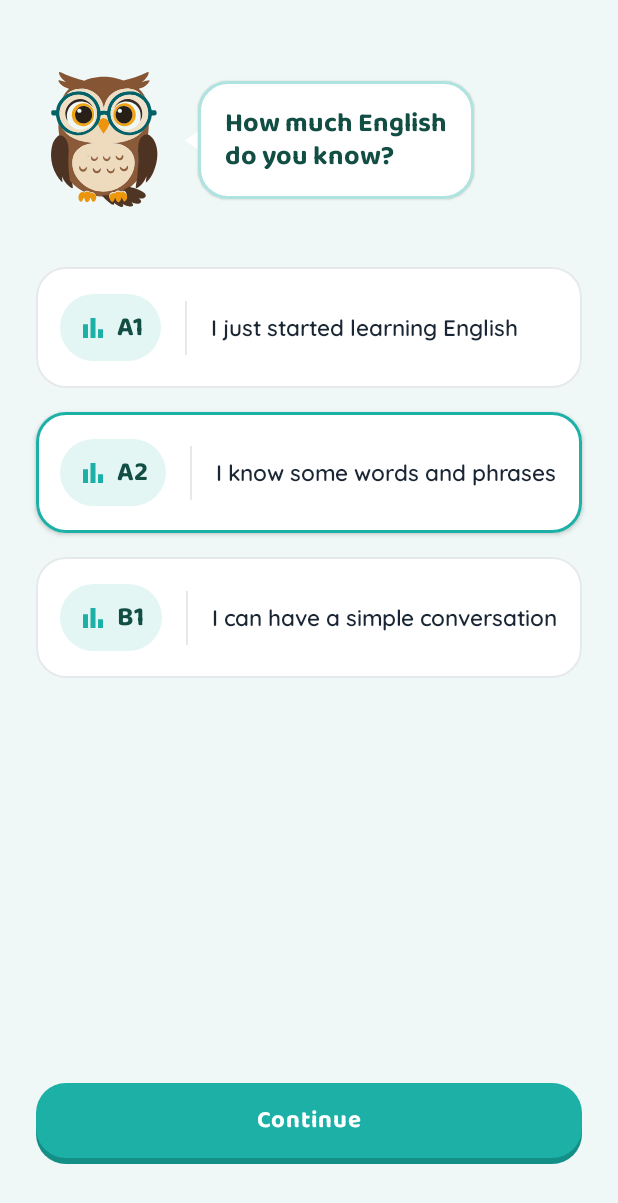
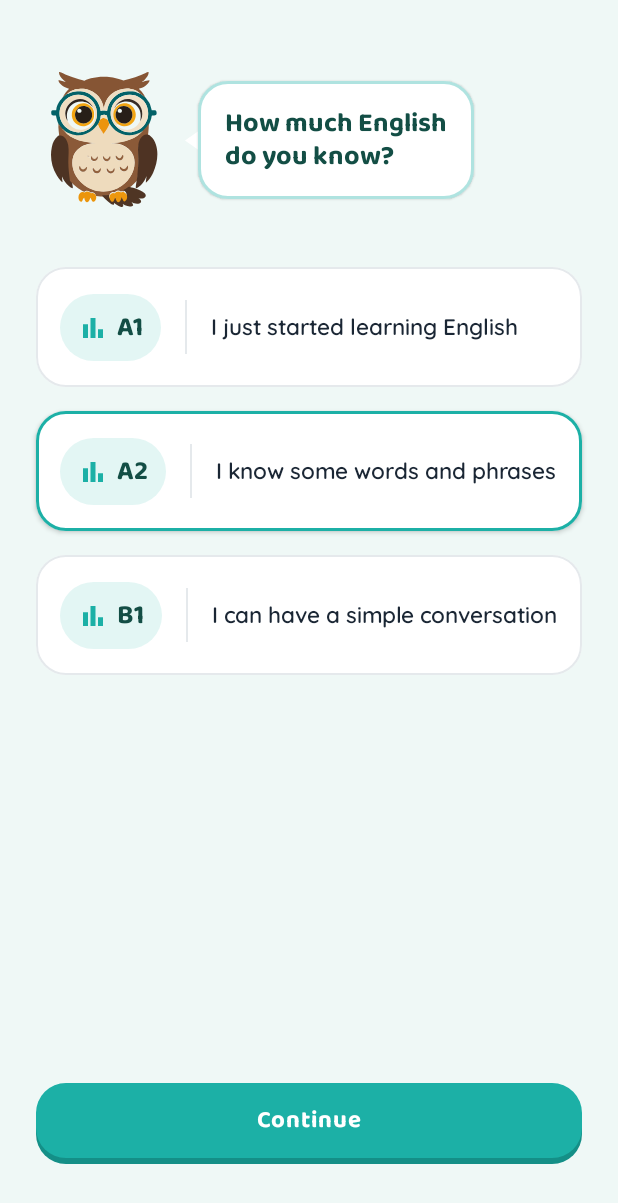
Before and after one commit to hngnhatt1712/English_Learning_App, an Android app built with Jetpack Compose: the @Preview function SelectLevelScreenPreview, on a phone screen of 412 x 824 dp. Shown: the top 1203 px of the screen. Run offline under Robolectric (Android 15) with nearby library versions, the phone set to English and light mode, and no system bars; network calls fail; Roboto replaces fonts that are not available here.

Commit message:
fix UI in login and select level screens

```diff
--- a/app/src/main/java/com/nhom21/english_learning_app/core/navigation/AppNavHost.kt
+++ b/app/src/main/java/com/nhom21/english_learning_app/core/navigation/AppNavHost.kt
@@ -90,6 +90,11 @@ fun AppNavHost(
                         },
                         onRegisterClick = {
                             navController.applyCommand(AppNavTransitions.onLoginRegisterClick())
+                        },
+                        onForgotPasswordClick = {
+                            navController.navigate(ForgotPassword) {
+                                launchSingleTop = true
+                            }
                         }
                     )
                 },
--- a/app/src/main/java/com/nhom21/english_learning_app/features/auth/selectLevelScreen.kt
+++ b/app/src/main/java/com/nhom21/english_learning_app/features/auth/selectLevelScreen.kt
@@ -18,10 +18,12 @@ import androidx.compose.foundation.layout.Spacer
 import androidx.compose.foundation.layout.fillMaxSize
 import androidx.compose.foundation.layout.fillMaxWidth
 import androidx.compose.foundation.layout.height
+import androidx.compose.foundation.layout.heightIn
 import androidx.compose.foundation.layout.offset
 import androidx.compose.foundation.layout.padding
 import androidx.compose.foundation.layout.size
 import androidx.compose.foundation.layout.width
+import androidx.compose.foundation.layout.widthIn
 import androidx.compose.foundation.shape.CircleShape
 import androidx.compose.foundation.shape.RoundedCornerShape
 import androidx.compose.material.icons.Icons
@@ -43,6 +45,7 @@ import androidx.compose.ui.graphics.Color
 import androidx.compose.ui.graphics.Path
 import androidx.compose.ui.res.painterResource
 import androidx.compose.ui.text.font.FontWeight
+import androidx.compose.ui.text.style.TextOverflow
 import androidx.compose.ui.tooling.preview.Preview
 import androidx.compose.ui.unit.dp
 import androidx.compose.ui.unit.sp
@@ -139,6 +142,7 @@ fun SelectLevelScreen(
                     )
                     Owla3DButton(text = "Thử lại", onClick = onRetry)
                 } else uiState.levels.forEach { option ->
+                    val presentation = levelCardPresentation(option)
                     val isSelected = uiState.selectedLevelId == option.id
 
                     val cardBorder = if (isSelected) {
@@ -162,7 +166,10 @@ fun SelectLevelScreen(
                         shadowElevation = if (isSelected) 2.dp else 0.dp
                     ) {
                         Row(
-                            modifier = Modifier.padding(horizontal = 16.dp, vertical = 18.dp),
+                            modifier = Modifier
+                                .fillMaxWidth()
+                                .heightIn(min = 80.dp)
+                                .padding(horizontal = 16.dp, vertical = 12.dp),
                             verticalAlignment = Alignment.CenterVertically,
                             horizontalArrangement = Arrangement.spacedBy(16.dp)
                         ) {
@@ -170,6 +177,7 @@ fun SelectLevelScreen(
                             Row(
                                 verticalAlignment = Alignment.CenterVertically,
                                 modifier = Modifier
+                                    .widthIn(max = 104.dp)
                                     .background(
                                         color = OwlaColors.PrimaryBase.copy(alpha = 0.12f),
                                         shape = CircleShape
@@ -184,11 +192,13 @@ fun SelectLevelScreen(
                                 )
                                 Spacer(modifier = Modifier.width(6.dp))
                                 Text(
-                                    text = option.name,
+                                    text = presentation.label,
                                     fontFamily = Baloo2,
                                     fontWeight = FontWeight.Bold,
                                     fontSize = 18.sp,
-                                    color = if (isDark) OwlaColors.DarkTextPrimary else Color(0xFF134E45)
+                                    color = if (isDark) OwlaColors.DarkTextPrimary else Color(0xFF134E45),
+                                    maxLines = 1,
+                                    overflow = TextOverflow.Ellipsis
                                 )
                             }
 
@@ -202,12 +212,14 @@ fun SelectLevelScreen(
 
                             // Mô tả trình độ
                             Text(
-                                text = option.description.orEmpty(),
+                                text = presentation.description,
                                 fontFamily = Quicksand,
                                 fontWeight = FontWeight.SemiBold,
                                 fontSize = 15.sp,
                                 color = textPrimary,
                                 lineHeight = 20.sp,
+                                maxLines = 3,
+                                overflow = TextOverflow.Ellipsis,
                                 modifier = Modifier.weight(1f)
                             )
                         }
@@ -239,6 +251,32 @@ fun SelectLevelScreen(
             Spacer(modifier = Modifier.height(16.dp))
         }
     }
+}
+
+private data class LevelCardPresentation(val label: String, val description: String)
+
+private val knownCefrCode = Regex(
+    """(?<![\p{L}\p{N}])(A1|A2|B1)(?![\p{L}\p{N}])""",
+    RegexOption.IGNORE_CASE
+)
+
+/** Adapts display copy only; selection and submission keep the original level UUID. */
+private fun levelCardPresentation(level: Level): LevelCardPresentation {
+    val code = knownCefrCode.findAll(level.name)
+        .map { it.value.uppercase() }
+        .distinct()
+        .singleOrNull()
+    val description = when (code) {
+        "A1" -> "I just started learning English"
+        "A2" -> "I know some words and phrases"
+        "B1" -> "I can have a simple conversation"
+        else -> level.description.orEmpty().replace(Regex("""\s+"""), " ").trim()
+            .ifBlank { "Choose this level" }
+    }
+    return LevelCardPresentation(
+        label = code ?: level.name.trim().ifBlank { "Level" },
+        description = description
+    )
 }
 
 /**
```
Also changed, not shown: app/src/main/java/com/nhom21/english_learning_app/core/ui/components/OwlaBottomBar.kt (+19 -20 lines), app/src/main/java/com/nhom21/english_learning_app/features/auth/loginScreen.kt (+26 -3 lines).
